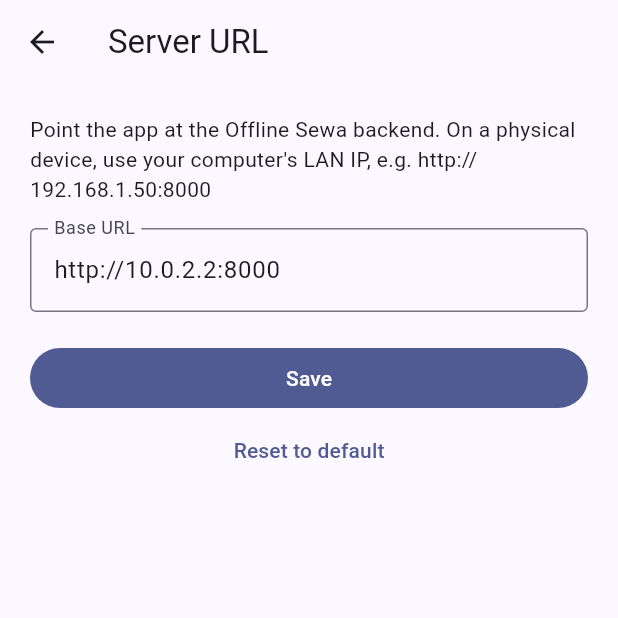
After one commit to janakchhatkuli/offline-sewa, a Flutter app: the screen it shows after launch, after a tap on the "dns" icon, on a phone screen of 412 x 824 dp, the top half of it. The commit adds this screen. Run offline on Flutter 3.47's test engine with Material 3 defaults, Android fonts, the phone set to English and light mode, and no system bars; our stand-ins replace dio, file_picker, qr_flutter, shared_preferences; missing offline and left inert: mobile_scanner.

Commit message:
feat: Enhance API client with timeout settings and error handling; add server settings screen for dynamic backend configuration

```diff
--- a/frontend/packages/sewa_core/lib/src/api/api_client.dart
+++ b/frontend/packages/sewa_core/lib/src/api/api_client.dart
@@ -9,8 +9,9 @@ class ApiClient {
   ApiClient({required this.baseUrl, this.tokenProvider})
       : _dio = Dio(BaseOptions(
           baseUrl: baseUrl,
-          connectTimeout: const Duration(seconds: 10),
-          receiveTimeout: const Duration(seconds: 15),
+          connectTimeout: const Duration(seconds: 30),
+          receiveTimeout: const Duration(seconds: 30),
+          sendTimeout: const Duration(seconds: 30),
           contentType: 'application/json',
           responseType: ResponseType.json,
         )) {
@@ -25,9 +26,16 @@ class ApiClient {
     ));
   }
 
-  final String baseUrl;
+  String baseUrl;
   final String? Function()? tokenProvider;
   final Dio _dio;
+
+  /// Update the base URL used for all subsequent requests (e.g. after the
+  /// user picks a different backend address from a settings screen).
+  void setBaseUrl(String url) {
+    baseUrl = url;
+    _dio.options.baseUrl = url;
+  }
 
   Future<dynamic> get(String path, {Map<String, dynamic>? query}) =>
       _send(() => _dio.get(path, queryParameters: query));
@@ -42,7 +50,48 @@ class ApiClient {
     } on DioException catch (e) {
       final status = e.response?.statusCode ?? 0;
       final body = e.response?.data;
-      throw ApiException.fromBody(status, body ?? e.message);
+      if (body != null) {
+        throw ApiException.fromBody(status, body);
+      }
+      throw ApiException(
+        statusCode: status,
+        code: _codeFor(e.type),
+        message: _messageFor(e, baseUrl),
+      );
+    }
+  }
+
+  static String _codeFor(DioExceptionType t) {
+    switch (t) {
+      case DioExceptionType.connectionTimeout:
+      case DioExceptionType.sendTimeout:
+      case DioExceptionType.receiveTimeout:
+        return 'timeout';
+      case DioExceptionType.connectionError:
+        return 'connection_error';
+      case DioExceptionType.badCertificate:
+        return 'bad_certificate';
+      case DioExceptionType.cancel:
+        return 'cancelled';
+      case DioExceptionType.badResponse:
+        return 'bad_response';
+      case DioExceptionType.unknown:
+        return 'network_error';
+    }
+  }
+
+  static String _messageFor(DioException e, String baseUrl) {
+    switch (e.type) {
+      case DioExceptionType.connectionTimeout:
+      case DioExceptionType.sendTimeout:
+      case DioExceptionType.receiveTimeout:
+        return 'Could not reach the server at $baseUrl. '
+            'Check that the backend is running and the Server URL is correct.';
+      case DioExceptionType.connectionError:
+        return 'No connection to $baseUrl. '
+            'Check Wi-Fi and the Server URL (Settings).';
+      default:
+        return e.message ?? 'Request failed';
     }
   }
 }
--- a/frontend/shopkeeper_app/lib/main.dart
+++ b/frontend/shopkeeper_app/lib/main.dart
@@ -8,6 +8,7 @@ import 'src/config.dart';
 
 Future<void> main() async {
   WidgetsFlutterBinding.ensureInitialized();
+  await AppConfig.load();
   final session = await AuthSession.load();
   final api = ApiClient(
     baseUrl: AppConfig.apiBaseUrl,
--- a/frontend/shopkeeper_app/lib/src/config.dart
+++ b/frontend/shopkeeper_app/lib/src/config.dart
@@ -1,21 +1,52 @@
 import 'dart:io' show Platform;
 
 import 'package:flutter/foundation.dart';
+import 'package:shared_preferences/shared_preferences.dart';
 
-/// Build-time configuration. Override with `--dart-define=API_BASE_URL=...`.
+/// Build-time + runtime configuration. The base URL is resolved as:
+///  1. Runtime override saved in [SharedPreferences] (see [setApiBaseUrl]).
+///  2. Compile-time `--dart-define=API_BASE_URL=...`.
+///  3. Platform default (emulator loopback on Android, localhost elsewhere).
 class AppConfig {
   static const _override = String.fromEnvironment('API_BASE_URL');
   static const _smsShortcode =
       String.fromEnvironment('SMS_SHORTCODE', defaultValue: '34001');
+  static const _kApiBaseUrl = 'cfg_api_base_url';
 
-  static String get apiBaseUrl {
+  static String? _runtimeOverride;
+
+  /// Must be called once during app startup before [apiBaseUrl] is read.
+  static Future<void> load() async {
+    final prefs = await SharedPreferences.getInstance();
+    final stored = prefs.getString(_kApiBaseUrl);
+    if (stored != null && stored.isNotEmpty) {
+      _runtimeOverride = stored;
+    }
+  }
+
+  static Future<void> setApiBaseUrl(String url) async {
+    final trimmed = url.trim();
+    final prefs = await SharedPreferences.getInstance();
+    if (trimmed.isEmpty) {
+      _runtimeOverride = null;
+      await prefs.remove(_kApiBaseUrl);
+    } else {
+      _runtimeOverride = trimmed;
+      await prefs.setString(_kApiBaseUrl, trimmed);
+    }
+  }
+
+  static String get defaultApiBaseUrl {
     if (_override.isNotEmpty) return _override;
     if (kIsWeb) return 'http://localhost:8000';
     // 10.0.2.2 is the Android *emulator* loopback to the host.
-    // Physical devices must override with --dart-define=API_BASE_URL=http://<host-lan-ip>:8000
+    // Physical devices must override via the Server URL screen or
+    // --dart-define=API_BASE_URL=http://<host-lan-ip>:8000
     if (Platform.isAndroid) return 'http://10.0.2.2:8000';
     return 'http://localhost:8000';
   }
+
+  static String get apiBaseUrl => _runtimeOverride ?? defaultApiBaseUrl;
 
   /// Sparrow SMS shortcode the merchant phone texts when offline.
   /// Override with `--dart-define=SMS_SHORTCODE=12345`.
--- a/frontend/shopkeeper_app/lib/src/features/auth/login_screen.dart
+++ b/frontend/shopkeeper_app/lib/src/features/auth/login_screen.dart
@@ -3,6 +3,7 @@ import 'package:sewa_core/sewa_core.dart';
 
 import '../../app.dart';
 import 'register_screen.dart';
+import 'server_settings_screen.dart';
 
 class LoginScreen extends StatefulWidget {
   const LoginScreen({super.key});
@@ -48,7 +49,22 @@ class _LoginScreenState extends State<LoginScreen> {
   @override
   Widget build(BuildContext context) {
     return Scaffold(
-      appBar: AppBar(title: const Text('Shopkeeper sign in')),
+      appBar: AppBar(
+        title: const Text('Shopkeeper sign in'),
+        actions: [
+          IconButton(
+            tooltip: 'Server URL',
+            icon: const Icon(Icons.dns_outlined),
+            onPressed: _busy
+                ? null
+                : () => Navigator.of(context).push(MaterialPageRoute(
+                      builder: (_) => ServerSettingsScreen(
+                        api: SessionScope.of(context).repository.api,
+                      ),
+                    )),
+          ),
+        ],
+      ),
       body: SafeArea(
         child: Padding(
           padding: const EdgeInsets.all(20),
--- /dev/null
+++ b/frontend/shopkeeper_app/lib/src/features/auth/server_settings_screen.dart
@@ -0,0 +1,107 @@
+import 'package:flutter/material.dart';
+import 'package:sewa_core/sewa_core.dart';
+
+import '../../config.dart';
+
+/// Lets the merchant point the app at a different backend host (e.g. their
+/// LAN IP when running on a physical device).
+class ServerSettingsScreen extends StatefulWidget {
+  const ServerSettingsScreen({super.key, required this.api});
+
+  final ApiClient api;
+
+  @override
+  State<ServerSettingsScreen> createState() => _ServerSettingsScreenState();
+}
+
+class _ServerSettingsScreenState extends State<ServerSettingsScreen> {
+  final _formKey = GlobalKey<FormState>();
+  late final TextEditingController _url =
+      TextEditingController(text: AppConfig.apiBaseUrl);
+  bool _busy = false;
+
+  @override
+  void dispose() {
+    _url.dispose();
+    super.dispose();
+  }
+
+  Future<void> _save() async {
+    if (!_formKey.currentState!.validate()) return;
+    setState(() => _busy = true);
+    final url = _url.text.trim();
+    await AppConfig.setApiBaseUrl(url);
+    widget.api.setBaseUrl(AppConfig.apiBaseUrl);
+    if (!mounted) return;
+    Navigator.of(context).pop();
+  }
+
+  Future<void> _resetDefault() async {
+    setState(() => _busy = true);
+    await AppConfig.setApiBaseUrl('');
+    widget.api.setBaseUrl(AppConfig.apiBaseUrl);
+    if (!mounted) return;
+    setState(() {
+      _url.text = AppConfig.apiBaseUrl;
+      _busy = false;
+    });
+  }
+
+  @override
+  Widget build(BuildContext context) {
+    return Scaffold(
+      appBar: AppBar(title: const Text('Server URL')),
+      body: SafeArea(
+        child: Padding(
+          padding: const EdgeInsets.all(20),
+          child: Form(
+            key: _formKey,
+            child: Column(
+              crossAxisAlignment: CrossAxisAlignment.stretch,
+              children: [
+                Text(
+                  'Point the app at the Offline Sewa backend. On a physical '
+                  'device, use your computer\'s LAN IP, e.g. '
+                  'http://192.168.1.50:8000',
+                  style: Theme.of(context).textTheme.bodyMedium,
+                ),
+                const SizedBox(height: 16),
+                TextFormField(
+                  controller: _url,
+                  keyboardType: TextInputType.url,
+                  autocorrect: false,
+                  decoration: const InputDecoration(
+                    labelText: 'Base URL',
+                    hintText: 'http://host:port',
+                    border: OutlineInputBorder(),
+                  ),
+                  validator: (v) {
+                    final s = v?.trim() ?? '';
+                    if (s.isEmpty) return 'Enter URL';
+                    final uri = Uri.tryParse(s);
+                    if (uri == null ||
+                        !uri.hasScheme ||
+                        (uri.scheme != 'http' && uri.scheme != 'https') ||
+                        uri.host.isEmpty) {
+                      return 'Enter a valid http(s) URL';
+                    }
+                    return null;
+                  },
+                ),
+                const SizedBox(height: 20),
+                FilledButton(
+                  onPressed: _busy ? null : _save,
+                  child: const Text('Save'),
+                ),
+                TextButton(
+                  onPressed: _busy ? null : _resetDefault,
+                  child: const Text('Reset to default'),
+                ),
+              ],
+            ),
+          ),
+        ),
+      ),
+    );
+  }
+}
--- a/frontend/shopkeeper_app/pubspec.yaml
+++ b/frontend/shopkeeper_app/pubspec.yaml
@@ -16,6 +16,7 @@ dependencies:
   shared_preferences: ^2.3.2
   intl: ^0.19.0
   url_launcher: ^6.3.0
+  google_fonts: ^6.2.1
   sewa_core:
     path: ../packages/sewa_core
 
```
Also changed, not shown: 1 other file.
